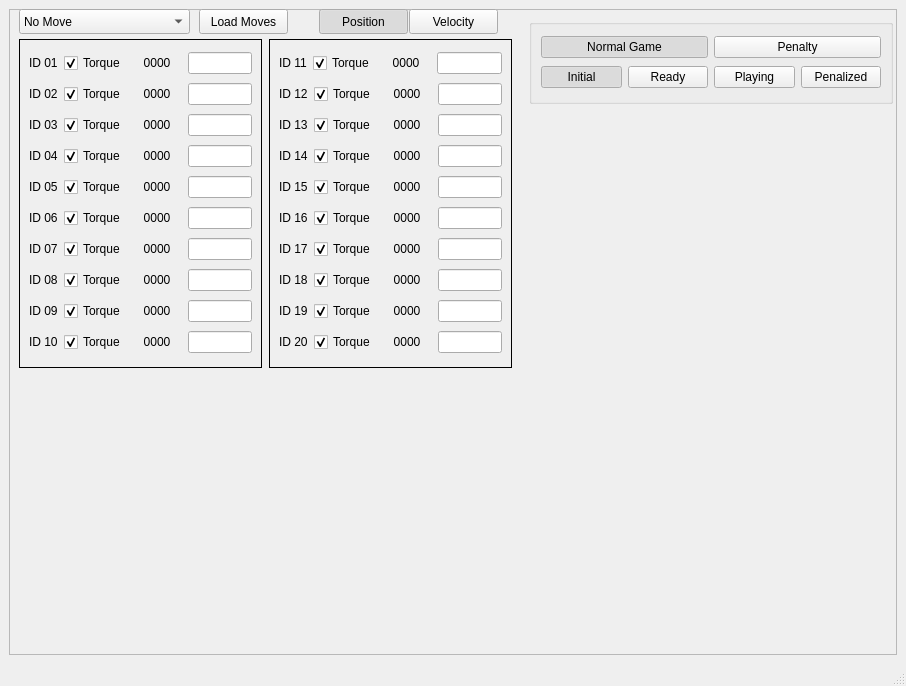
RoboFEI/RoboFEI-HT_2023_SOFTWARE, file src/gui/src/main_window.ui: the form before one commit.
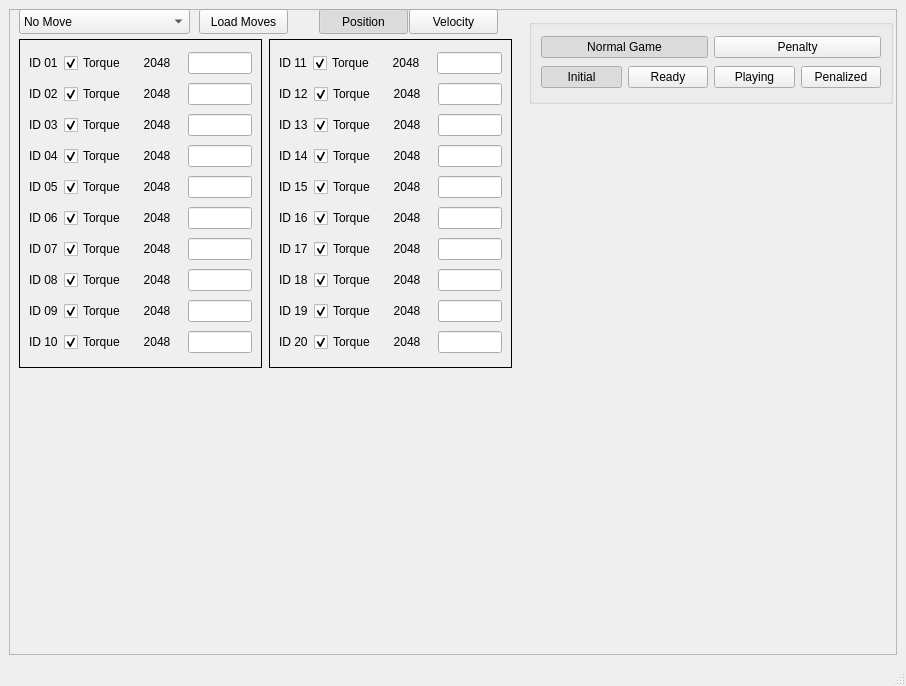
The form after the commit.

Commit message: vel and pos button working better

The edit to the form file:
```diff
--- a/src/gui/src/main_window.ui
+++ b/src/gui/src/main_window.ui
@@ -79,7 +79,7 @@
              <enum>Qt::LeftToRight</enum>
             </property>
             <property name="text">
-             <string>0000</string>
+             <string>2048</string>
             </property>
             <property name="alignment">
              <set>Qt::AlignCenter</set>
@@ -129,7 +129,7 @@
              <enum>Qt::LeftToRight</enum>
             </property>
             <property name="text">
-             <string>0000</string>
+             <string>2048</string>
             </property>
             <property name="alignment">
              <set>Qt::AlignCenter</set>
@@ -176,7 +176,7 @@
              <enum>Qt::LeftToRight</enum>
             </property>
             <property name="text">
-             <string>0000</string>
+             <string>2048</string>
             </property>
             <property name="alignment">
              <set>Qt::AlignCenter</set>
@@ -223,7 +223,7 @@
              <enum>Qt::LeftToRight</enum>
             </property>
             <property name="text">
-             <string>0000</string>
+             <string>2048</string>
             </property>
             <property name="alignment">
              <set>Qt::AlignCenter</set>
@@ -270,7 +270,7 @@
              <enum>Qt::LeftToRight</enum>
             </property>
             <property name="text">
-             <string>0000</string>
+             <string>2048</string>
             </property>
             <property name="alignment">
              <set>Qt::AlignCenter</set>
@@ -317,7 +317,7 @@
              <enum>Qt::LeftToRight</enum>
             </property>
             <property name="text">
-             <string>0000</string>
+             <string>2048</string>
             </property>
             <property name="alignment">
              <set>Qt::AlignCenter</set>
@@ -364,7 +364,7 @@
              <enum>Qt::LeftToRight</enum>
             </property>
             <property name="text">
-             <string>0000</string>
+             <string>2048</string>
             </property>
             <property name="alignment">
              <set>Qt::AlignCenter</set>
@@ -411,7 +411,7 @@
              <enum>Qt::LeftToRight</enum>
             </property>
             <property name="text">
-             <string>0000</string>
+             <string>2048</string>
             </property>
             <property name="alignment">
              <set>Qt::AlignCenter</set>
@@ -458,7 +458,7 @@
              <enum>Qt::LeftToRight</enum>
             </property>
             <property name="text">
-             <string>0000</string>
+             <string>2048</string>
             </property>
             <property name="alignment">
              <set>Qt::AlignCenter</set>
@@ -505,7 +505,7 @@
              <enum>Qt::LeftToRight</enum>
             </property>
             <property name="text">
-             <string>0000</string>
+             <string>2048</string>
             </property>
             <property name="alignment">
              <set>Qt::AlignCenter</set>
@@ -576,7 +576,7 @@
              <enum>Qt::LeftToRight</enum>
             </property>
             <property name="text">
-             <string>0000</string>
+             <string>2048</string>
             </property>
             <property name="alignment">
              <set>Qt::AlignCenter</set>
@@ -629,7 +629,7 @@
              <enum>Qt::LeftToRight</enum>
             </property>
             <property name="text">
-             <string>0000</string>
+             <string>2048</string>
             </property>
             <property name="alignment">
              <set>Qt::AlignCenter</set>
@@ -682,7 +682,7 @@
              <enum>Qt::LeftToRight</enum>
             </property>
             <property name="text">
-             <string>0000</string>
+             <string>2048</string>
             </property>
             <property name="alignment">
              <set>Qt::AlignCenter</set>
@@ -735,7 +735,7 @@
              <enum>Qt::LeftToRight</enum>
             </property>
             <property name="text">
-             <string>0000</string>
+             <string>2048</string>
             </property>
             <property name="alignment">
              <set>Qt::AlignCenter</set>
@@ -788,7 +788,7 @@
              <enum>Qt::LeftToRight</enum>
             </property>
             <property name="text">
-             <string>0000</string>
+             <string>2048</string>
             </property>
             <property name="alignment">
              <set>Qt::AlignCenter</set>
@@ -841,7 +841,7 @@
              <enum>Qt::LeftToRight</enum>
             </property>
             <property name="text">
-             <string>0000</string>
+             <string>2048</string>
             </property>
             <property name="alignment">
              <set>Qt::AlignCenter</set>
@@ -894,7 +894,7 @@
              <enum>Qt::LeftToRight</enum>
             </property>
             <property name="text">
-             <string>0000</string>
+             <string>2048</string>
             </property>
             <property name="alignment">
              <set>Qt::AlignCenter</set>
@@ -947,7 +947,7 @@
              <enum>Qt::LeftToRight</enum>
             </property>
             <property name="text">
-             <string>0000</string>
+             <string>2048</string>
             </property>
             <property name="alignment">
              <set>Qt::AlignCenter</set>
@@ -1000,7 +1000,7 @@
              <enum>Qt::LeftToRight</enum>
             </property>
             <property name="text">
-             <string>0000</string>
+             <string>2048</string>
             </property>
             <property name="alignment">
              <set>Qt::AlignCenter</set>
@@ -1053,7 +1053,7 @@
              <enum>Qt::LeftToRight</enum>
             </property>
             <property name="text">
-             <string>0000</string>
+             <string>2048</string>
             </property>
             <property name="alignment">
              <set>Qt::AlignCenter</set>
```
The commit also changes 2 other files.
